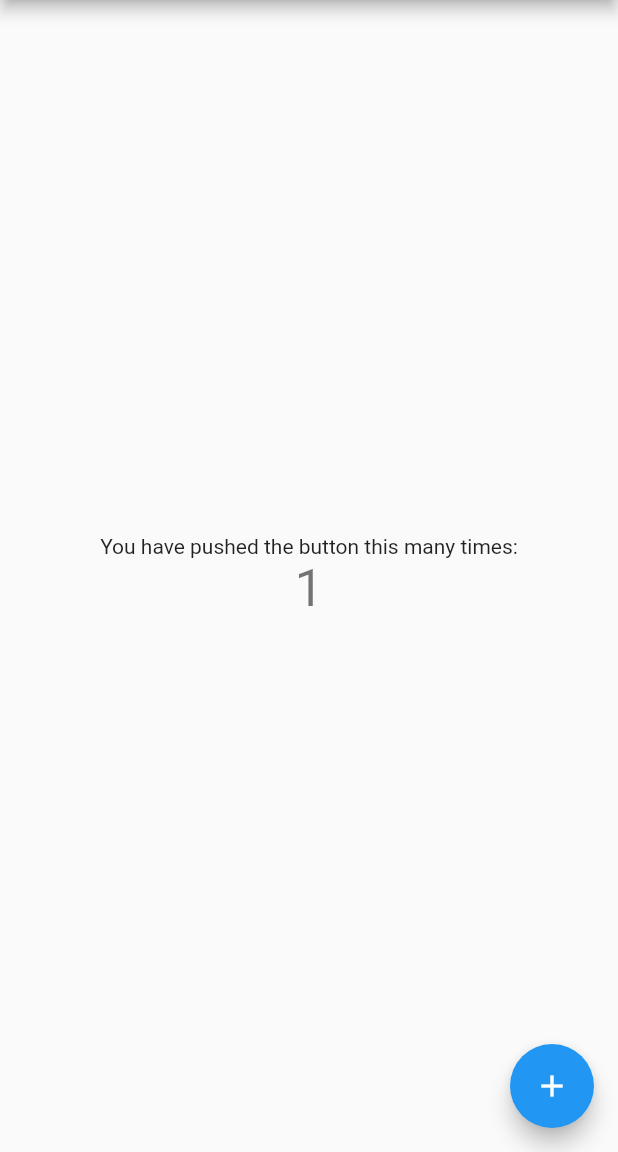
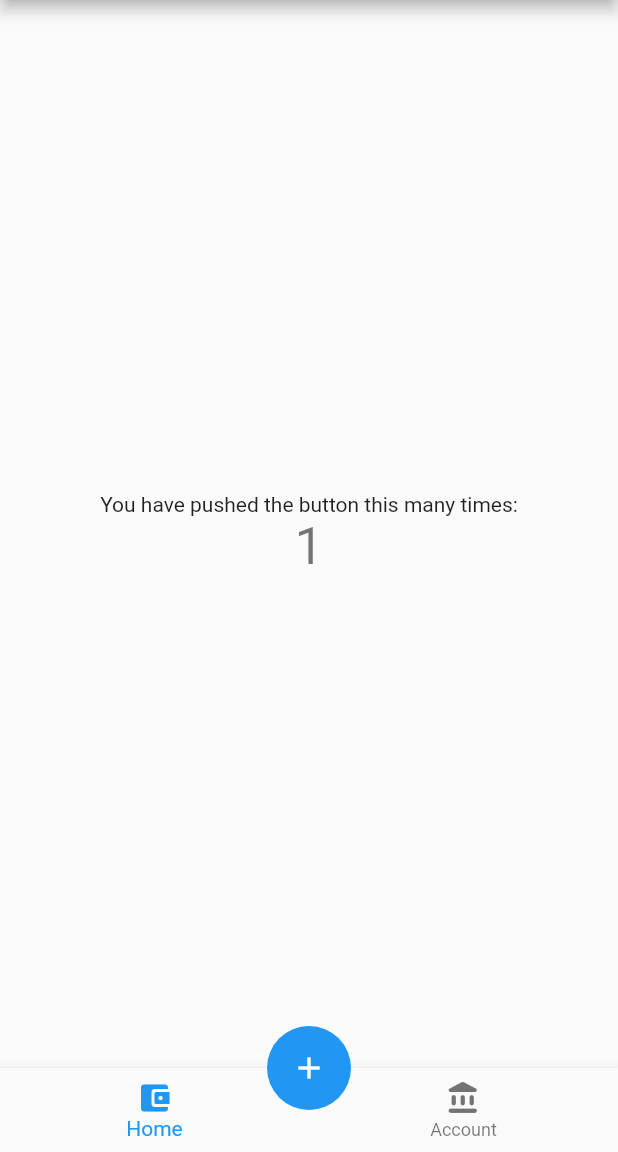
Before and after one commit to gautham2k3/SpendZ, a Flutter app: the screen it shows after launch, after a tap on the "add" icon, on a phone screen of 412 x 824 dp, the part 84-1236 px from its top. Run offline on Flutter 3.47's test engine with Material 2 defaults, Android fonts, the phone set to English and light mode, and no system bars.

Commit message:
Added Navigation Bar

```diff
--- a/lib/main.dart
+++ b/lib/main.dart
@@ -3,7 +3,7 @@ import 'package:flutter/material.dart';
 void main() {
   runApp(const MyApp());
 }
-
+int x=0;
 class MyApp extends StatelessWidget {
   const MyApp({super.key});
 
@@ -57,7 +57,7 @@ class _MyHomePageState extends State<MyHomePage> {
       // so that the display can reflect the updated values. If we changed
       // _counter without calling setState(), then the build method would not be
       // called again, and so nothing would appear to happen.
-      _counter++;
+      x++;
     });
   }
 
@@ -99,17 +99,35 @@ class _MyHomePageState extends State<MyHomePage> {
               'You have pushed the button this many times:',
             ),
             Text(
-              '$_counter',
+              '$x',
               style: Theme.of(context).textTheme.headlineMedium,
             ),
           ],
         ),
       ),
       floatingActionButton: FloatingActionButton(
-        onPressed: _incrementCounter,
-        tooltip: 'Increment',
+        onPressed: () {
+          setState(() {
+            x++;
+          });
+        },
+        tooltip: "Create",
+        elevation: 0.0,
         child: const Icon(Icons.add),
-      ), // This trailing comma makes auto-formatting nicer for build methods.
+      ),
+      floatingActionButtonLocation: FloatingActionButtonLocation.centerDocked,
+      bottomNavigationBar: BottomNavigationBar(
+        items:  const <BottomNavigationBarItem> [
+          BottomNavigationBarItem(icon: Icon(Icons.account_balance_wallet_rounded),
+            label: "Home",
+            tooltip: "Home Screen",
+          ),
+          BottomNavigationBarItem(icon: Icon(Icons.account_balance_rounded),
+            label: "Account",
+            tooltip: "Account Section",
+          )
+        ],
+      ),
     );
   }
 }
```
